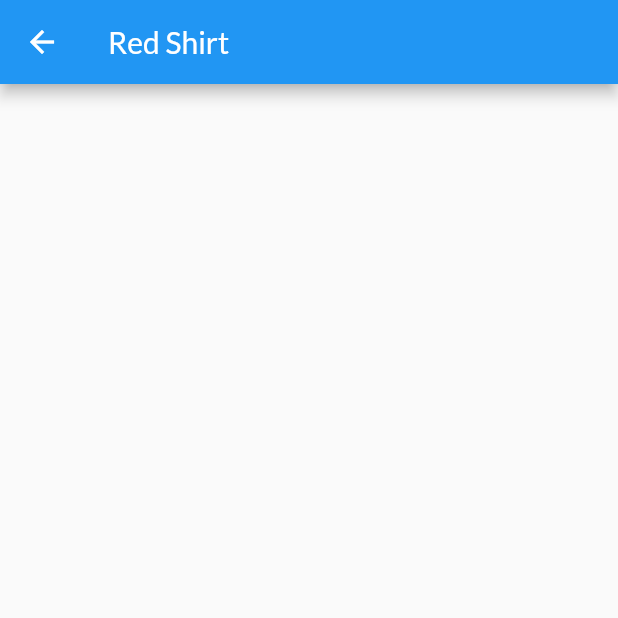
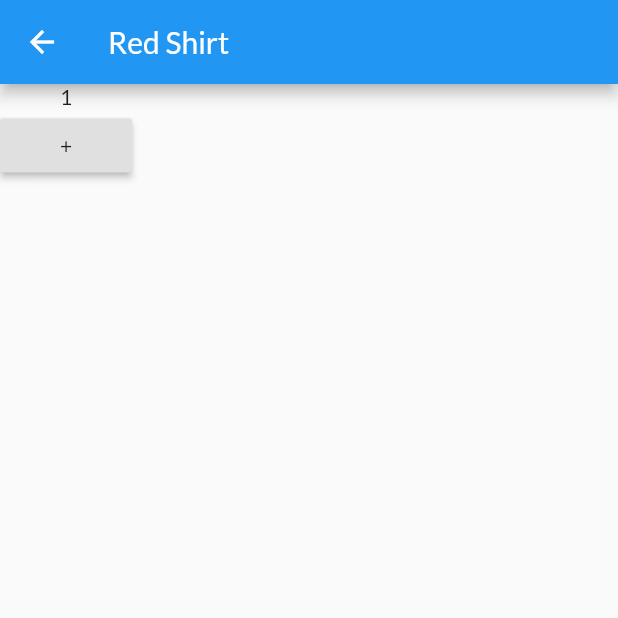
Before and after one commit to maurojohann/Shop_Flutter, a Flutter app: the ProductDetailScreen screen opened directly with sample values from the repository, on a phone screen of 412 x 824 dp, the top half of it. Run offline on Flutter 3.47's test engine with Material 2 defaults, Android fonts, the phone set to English and light mode, and no system bars; network calls fail.

Commit message:
Utilizando InheritedWidget como gerencia de estado, acessando of(context) da classe criada.

```diff
--- a/lib/main.dart
+++ b/lib/main.dart
@@ -2,6 +2,7 @@ import 'package:flutter/material.dart';
 import 'views/products_overview_screen.dart';
 import 'utils/app_routes.dart';
 import 'views/product_detail_screen.dart';
+import 'providers/couter_provider.dart';
 
 void main() {
   runApp(MyApp());
@@ -10,7 +11,8 @@ void main() {
 class MyApp extends StatelessWidget {
   @override
   Widget build(BuildContext context) {
-    return MaterialApp(
+    return CounterProvider(
+      child: MaterialApp(
         title: 'Minha Loja',
         theme: ThemeData(
           primarySwatch: Colors.blue,
@@ -22,6 +24,7 @@ class MyApp extends StatelessWidget {
         routes: {
           AppRoutes.PRODUCT_DETAIL: (ctx) => ProductDetailScreen(),
         },
+      ),
     );
   }
 }
--- /dev/null
+++ b/lib/providers/couter_provider.dart
@@ -0,0 +1,26 @@
+import 'package:flutter/material.dart';
+
+class CounterState {
+  int _value = 1;
+
+  void inc() => _value++;
+  void dec() => _value--;
+  int get value => _value;
+
+  bool diff(CounterState old) {
+    return old == null || old.value != _value;
+  }
+}
+
+class CounterProvider extends InheritedWidget {
+  final CounterState state = CounterState();
+
+  CounterProvider({Widget child}) : super(child: child);
+
+  static CounterProvider of(BuildContext context) {
+    return context.dependOnInheritedWidgetOfExactType<CounterProvider>();
+  }
+
+  @override
+  bool updateShouldNotify(InheritedWidget oldWidget) => true;
+}
--- a/lib/views/product_detail_screen.dart
+++ b/lib/views/product_detail_screen.dart
@@ -1,8 +1,14 @@
 import 'package:flutter/material.dart';
 
 import '../models/product.dart';
+import '../providers/couter_provider.dart';
 
-class ProductDetailScreen extends StatelessWidget {
+class ProductDetailScreen extends StatefulWidget {
+  @override
+  _ProductDetailScreenState createState() => _ProductDetailScreenState();
+}
+
+class _ProductDetailScreenState extends State<ProductDetailScreen> {
   @override
   Widget build(BuildContext context) {
     final Product product =
@@ -11,6 +17,19 @@ class ProductDetailScreen extends StatelessWidget {
       appBar: AppBar(
         title: Text(product.title),
       ),
+      body: Column(
+        children: [
+          Text(CounterProvider.of(context).state.value.toString()),
+          RaisedButton(
+              child: Text('+'),
+              onPressed: () {
+                print(CounterProvider.of(context).state.value);
+                setState(() {
+                  CounterProvider.of(context).state.inc();
+                });
+              })
+        ],
+      ),
     );
   }
 }
```
Lines whose indentation alone changed are shown as unchanged.
